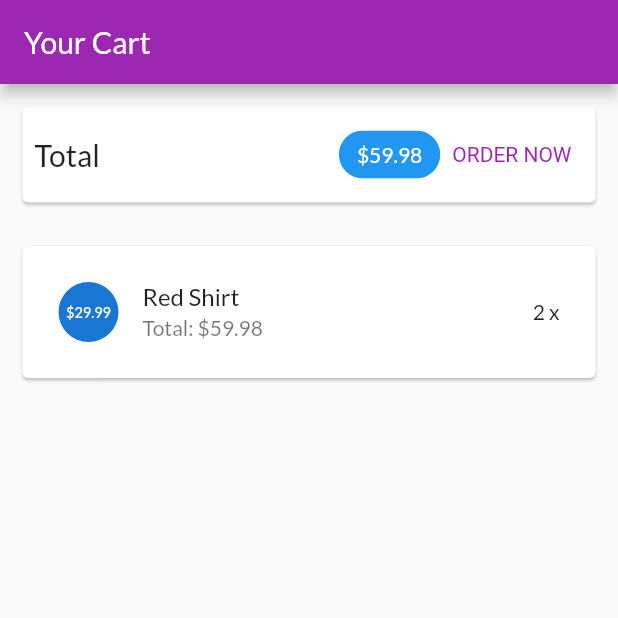
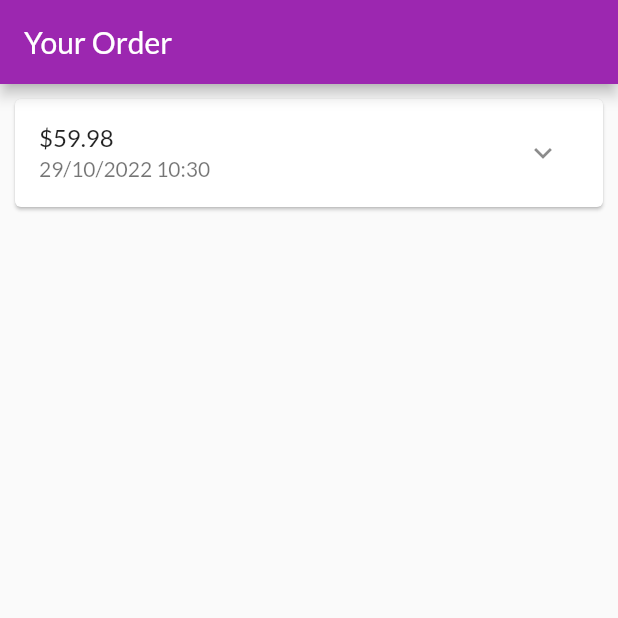
Before and after one commit to Sunflower-05/ct484-b1909881, a Flutter app: the screen it shows after launch, on a phone screen of 412 x 824 dp, the top half of it. Run offline on Flutter 3.47's test engine with Material 2 defaults, Android fonts, the phone set to English and light mode, and no system bars.

Commit message:
Xay dung trang dat hanng

```diff
--- a/lib/main.dart
+++ b/lib/main.dart
@@ -3,6 +3,7 @@ import 'package:myshop/ui/cart/cart_screen.dart';
 import 'ui/products/products_manager.dart';
 import 'ui/products/product_detail_screen.dart';
 import 'ui/products/product_overview_screen.dart';
+import 'ui/orders/orders_screen.dart';
 void main() {
   runApp(const MyApp());
 }
@@ -25,7 +26,7 @@ class MyApp extends StatelessWidget {
        ),
       ),
       home:  const SafeArea(
-        child: CartScreen(),
+        child: OrdersScreen(),
 
 
         ),
--- /dev/null
+++ b/lib/models/order_item.dart
@@ -0,0 +1,37 @@
+import 'package:http/http.dart' as http;
+
+import 'package:myshop/models/product.dart';
+
+import 'cart_item.dart';
+
+class OrderItem {
+  final String? id;
+  final double amount;
+  final List<CartItem> products;
+  final DateTime dateTime;
+
+  int get productCount {
+    return products.length;
+  }
+
+  OrderItem({
+    this.id,
+    required this.amount,
+    required this.products,
+    DateTime? dateTime,
+  }) : dateTime = dateTime ?? DateTime.now();
+
+  OrderItem copyWith({
+    String? id,
+    double? amount,
+    List<CartItem>? products,
+    DateTime? dateTime,
+  }) {
+    return OrderItem(
+      id: id ?? this.id,
+      amount: amount ?? this.amount,
+      products: products ?? this.products,
+      dateTime: dateTime ?? this.dateTime,
+      );
+  }
+}
--- /dev/null
+++ b/lib/ui/orders/order_item_card.dart
@@ -0,0 +1,82 @@
+import 'dart:math';
+
+import 'package:flutter/material.dart';
+import 'package:intl/intl.dart';
+import 'package:myshop/models/order_item.dart';
+
+import '../../models/cart_item.dart';
+
+class OrderItemCard extends StatefulWidget {
+  final OrderItem order;
+
+  const OrderItemCard(this.order, {super.key});
+
+  @override
+  State<OrderItemCard> createState() => _OrderItemCardState();
+}
+
+class _OrderItemCardState extends State<OrderItemCard> {
+  var _expanded = false;
+
+  @override
+  Widget build(BuildContext context) {
+    return Card(
+      margin: const EdgeInsets.all(10),
+      child: Column(
+        children: <Widget>[
+          buildOrderSummary(),
+          if (_expanded) buildOrderDetails()
+        ],
+      ),
+    );
+  }
+
+  Widget buildOrderDetails() {
+    return Container(
+      padding: const EdgeInsets.symmetric(horizontal: 15, vertical: 4),
+      height: min(widget.order.productCount * 20.0 + 10, 100),
+      child: ListView(
+        children: widget.order.products
+        .map(
+          (prod) => Row(
+            mainAxisAlignment: MainAxisAlignment.spaceBetween,
+            children: <Widget>[
+              Text(
+                prod.title,
+                style: const TextStyle(
+                  fontSize: 18,
+                  fontWeight: FontWeight.bold,
+                ),
+              ),
+              Text(
+                '${prod.quantity}x \$${prod.price}',
+                style: const TextStyle(
+                  fontSize: 18,
+                  color: Colors.grey,
+                ),
+              ),
+            ],
+          ),
+        )
+        .toList(),
+      ),
+    );
+  }
+
+  Widget buildOrderSummary() {
+    return ListTile(
+      title: Text('\$${widget.order.amount}'),
+      subtitle: Text(
+        DateFormat('dd/MM/yyyy hh:mm').format(widget.order.dateTime),
+      ),
+      trailing: IconButton(
+        icon: Icon(_expanded ? Icons.expand_less : Icons.expand_more),
+        onPressed: () {
+          setState(() {
+            _expanded = !_expanded;
+          });
+        },
+      ),
+    );
+  }
+}
--- /dev/null
+++ b/lib/ui/orders/order_manager.dart
@@ -0,0 +1,30 @@
+import 'package:flutter/cupertino.dart';
+
+import '../../models/cart_item.dart';
+import '../../models/order_item.dart';
+
+class OrdersManager with ChangeNotifier {
+  final List<OrderItem> _orders = [
+    OrderItem(
+      id: 'o1',
+      amount: 59.98,
+      products: [
+        CartItem(
+          id: 'c1',
+          title: 'Red Shirt',
+          price: 29.99,
+          quantity: 2,
+        )
+      ],
+      dateTime: DateTime.now(),
+      )
+  ];
+
+  int get orderCount {
+    return _orders.length;
+  }
+
+  List<OrderItem> get orders {
+    return [..._orders];
+  }
+}
--- /dev/null
+++ b/lib/ui/orders/orders_screen.dart
@@ -0,0 +1,24 @@
+import 'package:flutter/material.dart';
+
+import 'order_manager.dart';
+import 'order_item_card.dart';
+
+class OrdersScreen extends StatelessWidget {
+  const OrdersScreen({super.key});
+
+  @override
+  Widget build(BuildContext context) {
+    print('building orders');
+    final ordersManager = OrdersManager();
+    return Scaffold(
+      appBar: AppBar(
+        title: const Text('Your Order'),
+      ),
+
+      body: ListView.builder(
+        itemCount: ordersManager.orderCount,
+        itemBuilder: (ctx, i) => OrderItemCard(ordersManager.orders[i]),
+      ),
+    );
+  }
+}
```
